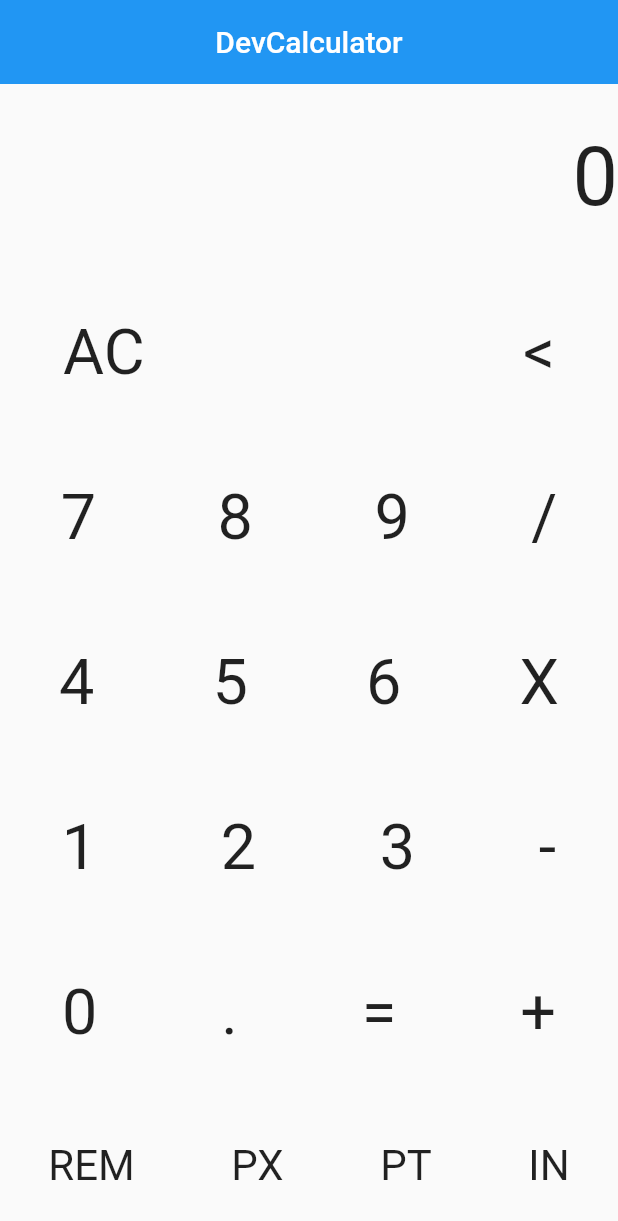
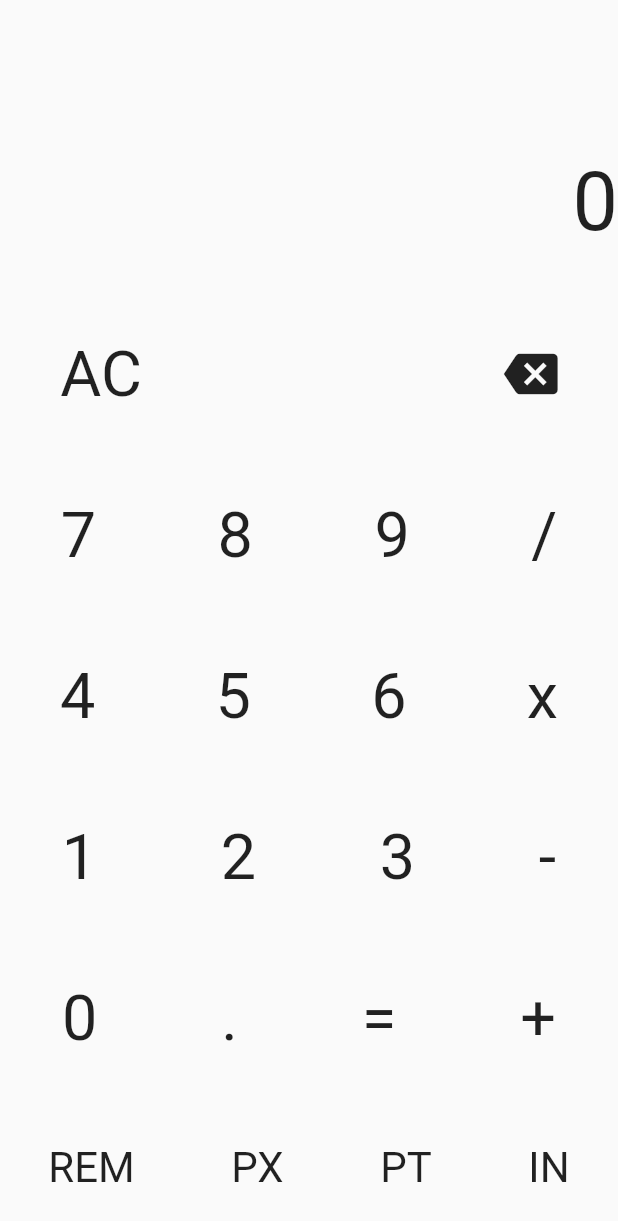
Before and after one commit to BryanDietrichBernhardt/curso-flutter-devcalculator, a Flutter app: the screen it shows after launch, after a tap on "AC", on a phone screen of 412 x 824 dp. Shown: the top 1221 px of the screen. Run offline on Flutter 3.47's test engine with Material 2 defaults, Android fonts, the phone set to English and light mode, and no system bars.

Commit message:
Fixed all

```diff
--- a/lib/main.dart
+++ b/lib/main.dart
@@ -17,6 +17,8 @@ class _MyAppState extends State<MyApp> {
   String um = '';
   String um2 = '';
   String firstNumber = '';
+  String aux = '';
+  double TitleFontSize = 54.0;
 
   void calculate(String value) {
     switch (value) {
@@ -31,6 +33,12 @@ class _MyAppState extends State<MyApp> {
       case '9':
       case '0':
       case '.':
+        if (calc.length >= 12) {
+          setState(() {
+            TitleFontSize = 32;
+          });
+          return;
+        }
         setState(() {
           if (calc == '0') calc = '';
         });
@@ -68,7 +76,7 @@ class _MyAppState extends State<MyApp> {
             // double numberDouble = double.parse(calc);
             // calc = numberDouble.toString();
           } else {
-            int numberInteger = int.parse(calc);
+            BigInt numberInteger = BigInt.parse(calc);
             if (firstNumber == '') {
               calc = numberInteger.toString() + um;
             } else {
@@ -333,15 +341,27 @@ class _MyAppState extends State<MyApp> {
         String resultString = result.toString();
         List<String> resultParts = resultString.split('.');
 
-        if (int.parse(resultParts[1]) * 1 == 0) {
+        BigInt parsed = BigInt.zero;
+        try {
+          parsed = BigInt.parse(resultParts[1]);
+        } catch (e) {
+          print(resultParts[1]);
+          int e = resultParts[1].indexOf('e');
+          resultParts[1] = resultParts[1].substring(0, e);
+          parsed = BigInt.parse(resultParts[1]);
+        }
+
+        if (parsed * BigInt.one == BigInt.zero) {
           setState(() {
             if (um != '') {
-              calc = int.parse(resultParts[0]).toString() + um;
+              calc = BigInt.parse(resultParts[0]).toString() + um;
+              aux = um;
               um = '';
               um2 = '';
               firstNumber = '';
             } else {
-              calc = int.parse(resultParts[0]).toString() + um2;
+              calc = BigInt.parse(resultParts[0]).toString() + um2;
+              aux = um2;
               um = '';
               um2 = '';
               firstNumber = '';
@@ -350,10 +370,14 @@ class _MyAppState extends State<MyApp> {
         } else {
           setState(() {
             calc = result.toString() + um;
+            aux = um;
             um = '';
             um2 = '';
             firstNumber = '';
           });
+        }
+        if (calc.length >= 20) {
+          TitleFontSize = 24;
         }
         break;
       case 'REM':
@@ -378,6 +402,8 @@ class _MyAppState extends State<MyApp> {
           calc = '0';
           um = '';
           firstNumber = '';
+          aux = '';
+          TitleFontSize = 54.0;
         });
         break;
       case '<':
@@ -428,10 +454,10 @@ class _MyAppState extends State<MyApp> {
     return MaterialApp(
       debugShowCheckedModeBanner: false,
       home: Scaffold(
-        appBar: AppBar(
-          elevation: 0,
-          title: const Center(child: Text("DevCalculator")),
-        ),
+        // appBar: AppBar(
+        //   elevation: 0,
+        //   title: const Center(child: Text("DevCalculator")),
+        // ),
         body: Column(
           mainAxisAlignment: MainAxisAlignment.spaceAround,
           children: [
@@ -439,9 +465,21 @@ class _MyAppState extends State<MyApp> {
               mainAxisAlignment: MainAxisAlignment.end,
               children: [
                 Text(
-                  calc,
-                  style: const TextStyle(
-                    fontSize: 54,
+                  aux,
+                )
+              ],
+            ),
+            Row(
+              children: [
+                Expanded(
+                  child: Text(
+                    calc,
+                    overflow: TextOverflow.ellipsis,
+                    maxLines: 1,
+                    textAlign: TextAlign.right,
+                    style: TextStyle(
+                      fontSize: TitleFontSize,
+                    ),
                   ),
                 ),
               ],
@@ -466,11 +504,9 @@ class _MyAppState extends State<MyApp> {
                   onTap: () {
                     calculate('<');
                   },
-                  child: const Text(
-                    "<",
-                    style: TextStyle(
-                      fontSize: 42,
-                    ),
+                  child: const Icon(
+                    Icons.backspace,
+                    size: 36,
                   ),
                 ),
               ],
@@ -553,7 +589,7 @@ class _MyAppState extends State<MyApp> {
                     calculate("X");
                   },
                   child: const Text(
-                    "X",
+                    "x",
                     style: TextStyle(
                       fontSize: 42,
                     ),
```
